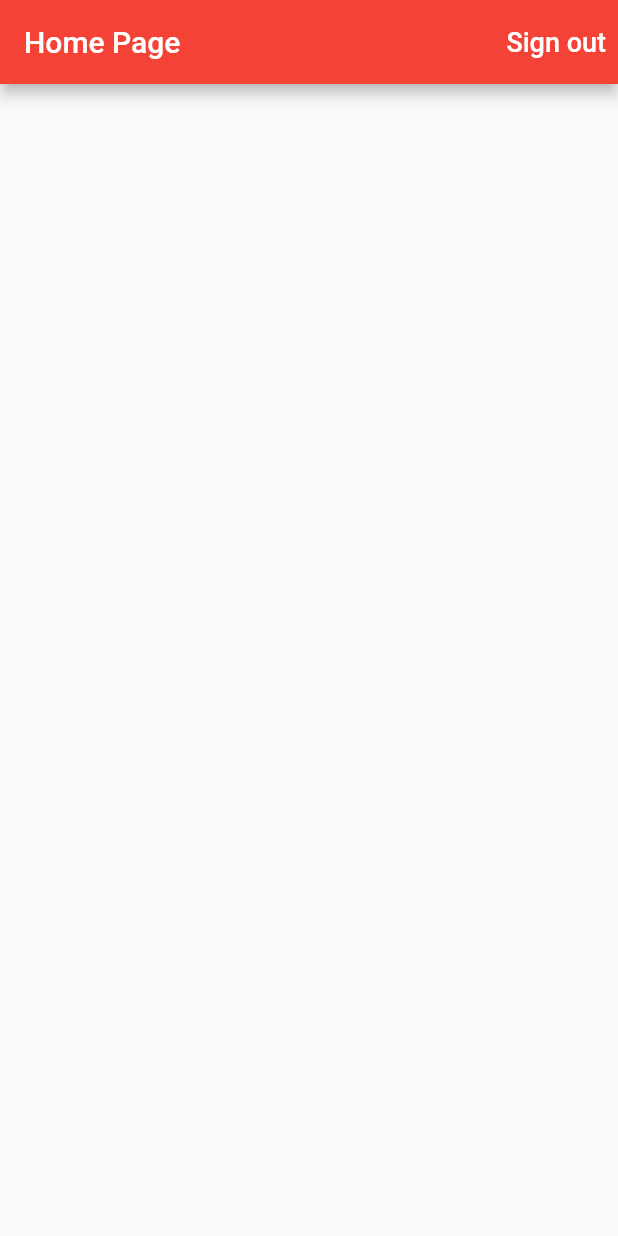
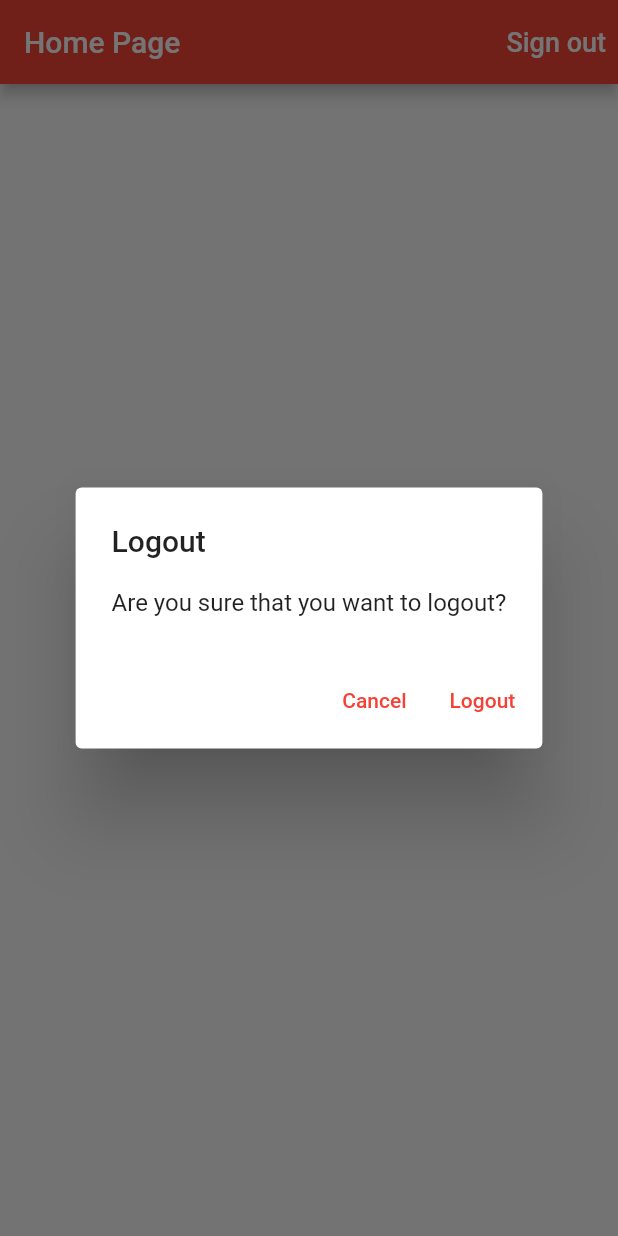
Before and after one commit to Ihor54/TimeTrackerApp, a Flutter app: the screen it shows once a user with an empty profile is signed in, after a tap on "Sign out", on a phone screen of 412 x 824 dp. Run offline on Flutter 3.47's test engine with Material 2 defaults, Android fonts, the phone set to English and light mode, and no system bars; our stand-ins replace email_validator, firebase_auth, firebase_core, google_sign_in; missing offline and left inert: flutter_login_facebook; accounts and stored records are empty.

Commit message:
added sign in error info and logout dialogs

```diff
--- a/timetracker_app/lib/app/home_page/home_page.dart
+++ b/timetracker_app/lib/app/home_page/home_page.dart
@@ -1,4 +1,5 @@
 import 'package:flutter/material.dart';
+import 'package:timetracker_app/common_widgets/show_alert_dialog.dart';
 import 'package:timetracker_app/services/auth_base.dart';
 
 class HomePage extends StatelessWidget {
@@ -14,6 +15,19 @@ class HomePage extends StatelessWidget {
     }
   }
 
+  Future<void> _confirmSignOut(BuildContext context) async {
+    bool? didRequestSignOut = await showAlertDialog(
+      context,
+      title: 'Logout',
+      content: 'Are you sure that you want to logout?',
+      defaultActionText: 'Logout',
+      cancelActionText: 'Cancel',
+    );
+    if (didRequestSignOut != null && didRequestSignOut) {
+      _signOut();
+    }
+  }
+
   @override
   Widget build(BuildContext context) {
     return Scaffold(
@@ -21,7 +35,7 @@ class HomePage extends StatelessWidget {
         title: const Text('Home Page'),
         actions: [
           TextButton(
-            onPressed: _signOut,
+            onPressed: () => _confirmSignOut(context),
             child: const Text(
               'Sign out',
               style: TextStyle(color: Colors.white, fontSize: 18.0),
--- a/timetracker_app/lib/app/landing_page/landing_page.dart
+++ b/timetracker_app/lib/app/landing_page/landing_page.dart
@@ -1,6 +1,6 @@
 import 'package:flutter/material.dart';
 import 'package:timetracker_app/app/home_page/home_page.dart';
-import 'package:timetracker_app/app/sing_in/sign_in_page.dart';
+import 'package:timetracker_app/app/sign_in/sign_in_page.dart';
 import 'package:timetracker_app/services/auth_base.dart';
 
 class LandingPage extends StatelessWidget {
--- a/timetracker_app/lib/app/sign_in/email_sign_in_page.dart
+++ b/timetracker_app/lib/app/sign_in/email_sign_in_page.dart
@@ -1,6 +1,7 @@
 import 'package:flutter/material.dart';
-import 'package:timetracker_app/app/sing_in/email_sing_in_form.dart';
 import 'package:timetracker_app/services/auth_base.dart';
+
+import 'email_sing_in_form.dart';
 
 class EmailSignInPage extends StatelessWidget {
   const EmailSignInPage({Key? key, required this.auth}) : super(key: key);
--- /dev/null
+++ b/timetracker_app/lib/common_widgets/show_alert_dialog.dart
@@ -0,0 +1,48 @@
+import 'dart:io';
+
+import 'package:flutter/cupertino.dart';
+import 'package:flutter/material.dart';
+
+Future<bool?> showAlertDialog(
+  BuildContext context, {
+  required String title,
+  required String content,
+  required String defaultActionText,
+  String? cancelActionText,
+}) {
+  if (!Platform.isIOS) {
+    return showDialog<bool>(
+      context: context,
+      // barrierDismissible: false,
+      builder: (context) => AlertDialog(
+        title: Text(title),
+        content: Text(content),
+        actions: [
+          if (cancelActionText != null)
+            TextButton(
+                onPressed: () => Navigator.of(context).pop(false),
+                child: Text(cancelActionText)),
+          TextButton(
+              onPressed: () => Navigator.of(context).pop(true),
+              child: Text(defaultActionText))
+        ],
+      ),
+    );
+  }
+  return showCupertinoDialog<bool>(
+    context: context,
+    builder: (context) => CupertinoAlertDialog(
+      title: Text(title),
+      content: Text(content),
+      actions: [
+        if (cancelActionText != null)
+          CupertinoDialogAction(
+              onPressed: () => Navigator.of(context).pop(false),
+              child: Text(cancelActionText)),
+        CupertinoDialogAction(
+            onPressed: () => Navigator.of(context).pop(true),
+            child: Text(defaultActionText))
+      ],
+    ),
+  );
+}
```
Also changed, not shown: timetracker_app/lib/app/sign_in/email_sing_in_form.dart (+10 -2 lines), timetracker_app/lib/app/sign_in/sign_in_page.dart (+4 -3 lines).
